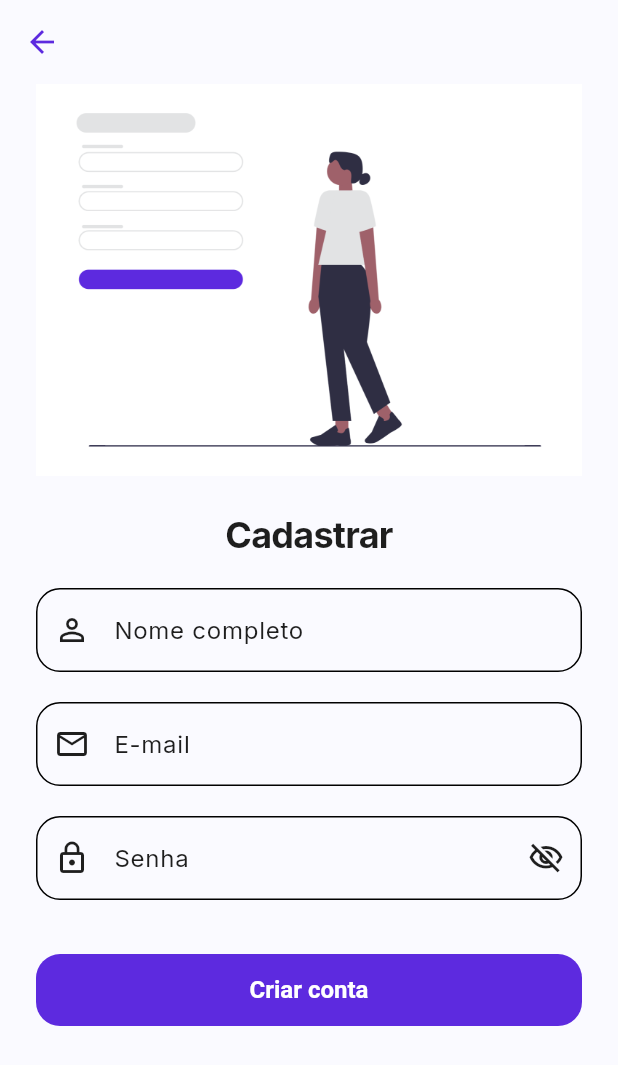
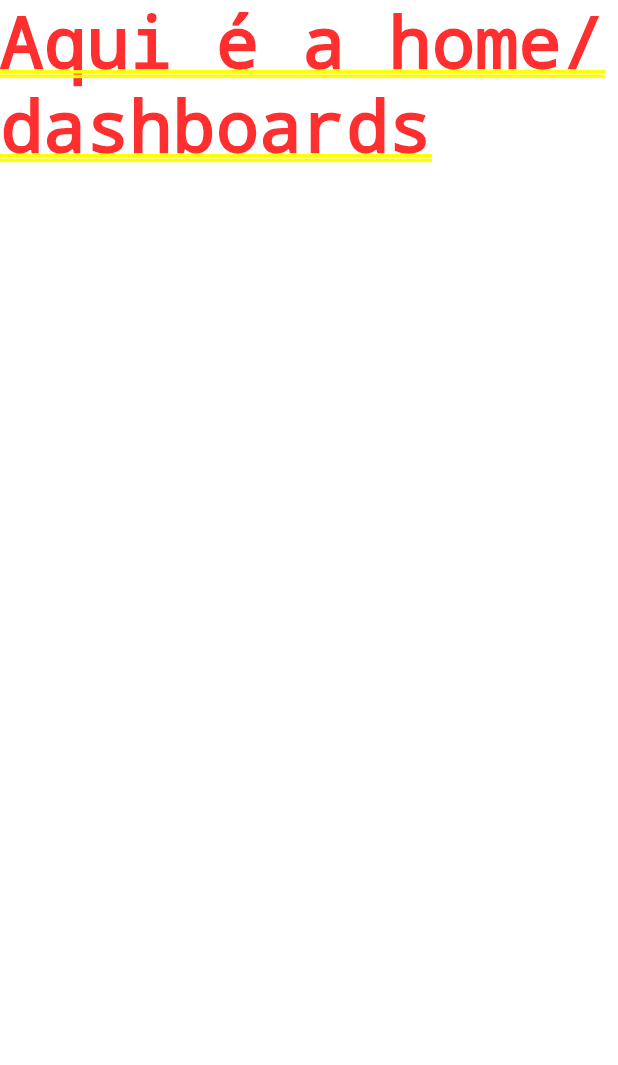
Before and after one commit to carolinarosatto/tech-challenge-3, a Flutter app: the screen it shows after launch, after a tap on "Entrar", on a phone screen of 412 x 824 dp. Shown: the top 1065 px of the screen. Run offline on Flutter 3.47's test engine with Material 3 defaults, Android fonts, the phone set to English and light mode, and no system bars; our stand-ins replace firebase_core; accounts and stored records are empty.

Commit message:
layout: adjusts login and create account

```diff
--- a/lib/core/routes.dart
+++ b/lib/core/routes.dart
@@ -1,15 +1,18 @@
 import 'package:flutter/material.dart';
 import 'package:tech_challenge_3/views/pages/create_account_page.dart';
+import 'package:tech_challenge_3/views/pages/home_page.dart';
 import 'package:tech_challenge_3/views/pages/login_page.dart';
 
 class Routes {
   static const String login = '/login';
   static const String createAccount = '/create_account';
+  static const String home = '/home';
 
   static Map<String, WidgetBuilder> getRoutes() {
     return {
       login: (context) => const LoginPage(),
       createAccount: (context) => const CreateAccountPage(),
+      home: (context) => const HomePage(),
     };
   }
 }
--- a/lib/views/pages/create_account_page.dart
+++ b/lib/views/pages/create_account_page.dart
@@ -34,7 +34,7 @@ class CreateAccountPage extends StatelessWidget {
             SizedBox(height: 24.0),
             Text(
               'Cadastrar',
-              style: Theme.of(context).textTheme.headlineLarge,
+              style: Theme.of(context).textTheme.headlineMedium,
               textAlign: TextAlign.center,
             ),
             SizedBox(height: 20.0),
--- /dev/null
+++ b/lib/views/pages/home_page.dart
@@ -0,0 +1,10 @@
+import 'package:flutter/material.dart';
+
+class HomePage extends StatelessWidget {
+  const HomePage({super.key});
+
+  @override
+  Widget build(BuildContext context) {
+    return const Text('Aqui é a home/dashboards');
+  }
+}
--- a/lib/views/pages/login_page.dart
+++ b/lib/views/pages/login_page.dart
@@ -25,17 +25,16 @@ class LoginPage extends StatelessWidget {
           padding: const EdgeInsets.symmetric(horizontal: 24.0),
           child: SingleChildScrollView(
             child: Column(
-              mainAxisAlignment: MainAxisAlignment.center,
               crossAxisAlignment: CrossAxisAlignment.stretch,
               children: [
                 Image.asset(
                   'assets/images/undraw_auth.png',
                   fit: BoxFit.contain,
                 ),
-                SizedBox(height: 24.0),
+                SizedBox(height: 16.0),
                 Text(
                   'Entrar',
-                  style: Theme.of(context).textTheme.headlineLarge,
+                  style: Theme.of(context).textTheme.headlineMedium,
                   textAlign: TextAlign.center,
                 ),
                 SizedBox(height: 20.0),
@@ -50,11 +49,11 @@ class LoginPage extends StatelessWidget {
                 SizedBox(height: 14.0),
                 FilledButton(
                   onPressed: () {
-                    Navigator.pushNamed(context, Routes.createAccount);
+                    Navigator.pushNamed(context, Routes.home);
                   },
                   child: Text('Entrar'),
                 ),
-                SizedBox(height: 36.0),
+                SizedBox(height: 24.0),
                 RichText(
                   textAlign: TextAlign.center,
                   text: TextSpan(
@@ -70,6 +69,7 @@ class LoginPage extends StatelessWidget {
                         recognizer: TapGestureRecognizer()
                           ..onTap = () {
                             //Fazer a navegação para tela de cadastro
+                            Navigator.pushNamed(context, Routes.createAccount);
                           },
                       ),
                     ],
```
Also changed, not shown: assets/images/undraw_auth.png, lib/views/pages/dashboard_page.dart (deleted).
